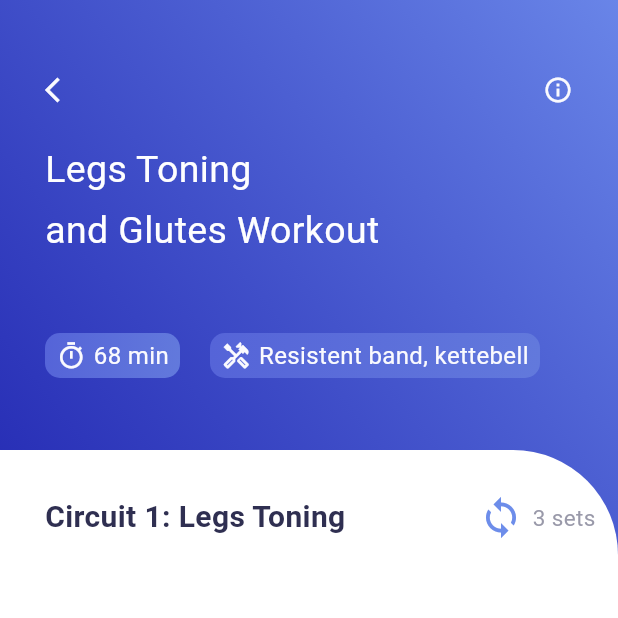
After one commit to khsujon/FitFlare-A-excercise-mobile-applicattion, a Flutter app: the screen it shows after launch, after a tap on the "arrow forward" icon, on a phone screen of 412 x 824 dp, the top half of it. The commit adds this screen. Run offline on Flutter 3.47's test engine with Material 3 defaults, Android fonts, the phone set to English and light mode, and no system bars; our stand-ins replace animated_text_kit, get, lottie.

Commit message:
Video info page desined and Getx use for page switching

```diff
--- a/lib/Screens/home_page.dart
+++ b/lib/Screens/home_page.dart
@@ -1,7 +1,9 @@
 import 'dart:convert';
 
+import 'package:fitflare/Screens/video_info_page.dart';
 import 'package:fitflare/constants/colors.dart';
 import 'package:flutter/material.dart';
+import 'package:get/get.dart';
 
 class HomePage extends StatefulWidget {
   const HomePage({super.key});
@@ -14,7 +16,9 @@
   List info = [];
   _initData() {
     DefaultAssetBundle.of(context).loadString('json/info.json').then((value) {
-      info = json.decode(value);
+      setState(() {
+        info = json.decode(value);
+      });
     });
   }
 
@@ -94,10 +98,15 @@
                   SizedBox(
                     width: 5,
                   ),
-                  Icon(
-                    Icons.arrow_forward,
-                    size: 20,
-                    color: AppColor.homePageIcons,
+                  InkWell(
+                    onTap: () {
+                      Get.to(() => VideoInfoPage());
+                    },
+                    child: Icon(
+                      Icons.arrow_forward,
+                      size: 20,
+                      color: AppColor.homePageIcons,
+                    ),
                   )
                 ],
               ),
--- /dev/null
+++ b/lib/Screens/video_info_page.dart
@@ -0,0 +1,228 @@
+import 'dart:convert';
+
+import 'package:fitflare/constants/colors.dart';
+import 'package:flutter/material.dart';
+import 'package:get/get.dart';
+
+class VideoInfoPage extends StatefulWidget {
+  const VideoInfoPage({super.key});
+
+  @override
+  State<VideoInfoPage> createState() => _VideoInfoPageState();
+}
+
+class _VideoInfoPageState extends State<VideoInfoPage> {
+  List info = [];
+  _initData() {
+    DefaultAssetBundle.of(context)
+        .loadString('json/videoinfo.json')
+        .then((value) {
+      setState(() {
+        info = json.decode(value);
+      });
+    });
+  }
+
+  @override
+  void initState() {
+    // TODO: implement initState
+    super.initState();
+    _initData();
+  }
+
+  @override
+  Widget build(BuildContext context) {
+    final width = MediaQuery.of(context).size.width;
+    final height = MediaQuery.of(context).size.height;
+    return Scaffold(
+      body: Container(
+        decoration: BoxDecoration(
+            gradient: LinearGradient(colors: [
+          AppColor.gradientFirst.withOpacity(0.9),
+          AppColor.gradientSecond,
+        ], begin: const FractionalOffset(0.0, 0.4), end: Alignment.topRight)),
+        child: Column(
+          children: [
+            Container(
+              padding: EdgeInsets.only(top: 50, left: 30, right: 30),
+              width: width,
+              height: 300,
+              child: Column(
+                crossAxisAlignment: CrossAxisAlignment.start,
+                children: [
+                  Row(
+                    children: [
+                      InkWell(
+                        onTap: () {
+                          Get.back();
+                        },
+                        child: Icon(
+                          Icons.arrow_back_ios,
+                          size: 20,
+                          color: AppColor.secondPageIconColor,
+                        ),
+                      ),
+                      Spacer(),
+                      Icon(
+                        Icons.info_outline,
+                        size: 20,
+                        color: AppColor.secondPageIconColor,
+                      ),
+                    ],
+                  ),
+                  const SizedBox(
+                    height: 25,
+                  ),
+                  Text(
+                    'Legs Toning',
+                    style: TextStyle(
+                      fontSize: 25,
+                      color: AppColor.secondPageTitleColor,
+                    ),
+                  ),
+                  const SizedBox(
+                    height: 5,
+                  ),
+                  Text(
+                    'and Glutes Workout',
+                    style: TextStyle(
+                      fontSize: 25,
+                      color: AppColor.secondPageTitleColor,
+                    ),
+                  ),
+                  SizedBox(
+                    height: 50,
+                  ),
+                  Row(
+                    children: [
+                      Container(
+                        width: 90,
+                        height: 30,
+                        decoration: BoxDecoration(
+                            borderRadius: BorderRadius.circular(10),
+                            gradient: LinearGradient(colors: [
+                              AppColor.secondPageContainerGradient1stColor,
+                              AppColor.secondPageContainerGradient2ndColor
+                            ])),
+                        child: Row(
+                          mainAxisAlignment: MainAxisAlignment.center,
+                          children: [
+                            Icon(
+                              Icons.timer_outlined,
+                              size: 20,
+                              color: AppColor.secondPageIconColor,
+                            ),
+                            SizedBox(
+                              width: 5,
+                            ),
+                            Text(
+                              '68 min',
+                              style: TextStyle(
+                                  fontSize: 16,
+                                  color: AppColor.secondPageIconColor),
+                            )
+                          ],
+                        ),
+                      ),
+                      SizedBox(
+                        width: 20,
+                      ),
+                      Container(
+                        width: 220,
+                        height: 30,
+                        decoration: BoxDecoration(
+                            borderRadius: BorderRadius.circular(10),
+                            gradient: LinearGradient(colors: [
+                              AppColor.secondPageContainerGradient1stColor,
+                              AppColor.secondPageContainerGradient2ndColor
+                            ])),
+                        child: Row(
+                          mainAxisAlignment: MainAxisAlignment.center,
+                          children: [
+                            Icon(
+                              Icons.handyman_outlined,
+                              size: 20,
+                              color: AppColor.secondPageIconColor,
+                            ),
+                            SizedBox(
+                              width: 5,
+                            ),
+                            Text(
+                              'Resistent band, kettebell',
+                              style: TextStyle(
+                                  fontSize: 16,
+                                  color: AppColor.secondPageIconColor),
+                            )
+                          ],
+                        ),
+                      ),
+                    ],
+                  ),
+                ],
+              ),
+            ),
+            Expanded(
+              child: Container(
+                decoration: BoxDecoration(
+                    color: Colors.white,
+                    borderRadius:
+                        BorderRadius.only(topRight: Radius.circular(70))),
+                child: Column(
+                  crossAxisAlignment: CrossAxisAlignment.start,
+                  children: [
+                    SizedBox(
+                      height: 30,
+                    ),
+                    Row(
+                      children: [
+                        SizedBox(
+                          width: 30,
+                        ),
+                        Text(
+                          'Circuit 1: Legs Toning',
+                          style: TextStyle(
+                            fontWeight: FontWeight.bold,
+                            fontSize: 20,
+                            color: AppColor.circuitsColor,
+                          ),
+                        ),
+                        Spacer(),
+                        Row(
+                          children: [
+                            Icon(
+                              Icons.loop,
+                              size: 30,
+                              color: AppColor.loopColor,
+                            ),
+                            SizedBox(width: 6),
+                            Text(
+                              '3 sets',
+                              style: TextStyle(
+                                fontSize: 15,
+                                color: AppColor.setsColor,
+                              ),
+                            )
+                          ],
+                        ),
+                        SizedBox(
+                          width: 15,
+                        )
+                      ],
+                    ),
+                    Expanded(
+                        child: ListView.builder(
+                      itemCount: info.length,
+                      itemBuilder: (context, index) {
+                        return Container();
+                      },
+                    )),
+                  ],
+                ),
+              ),
+            )
+          ],
+        ),
+      ),
+    );
+  }
+}
--- a/lib/main.dart
+++ b/lib/main.dart
@@ -1,4 +1,7 @@
+import 'package:fitflare/Screens/home_page.dart';
+import 'package:fitflare/Screens/video_info_page.dart';
 import 'package:flutter/material.dart';
+import 'package:get/get.dart';
 
 import 'Screens/splash_page.dart';
 
@@ -12,7 +15,7 @@
   // This widget is the root of your application.
   @override
   Widget build(BuildContext context) {
-    return MaterialApp(
+    return GetMaterialApp(
       debugShowCheckedModeBanner: false,
       title: 'FitFlare',
       theme: ThemeData(
--- a/pubspec.yaml
+++ b/pubspec.yaml
@@ -37,6 +37,7 @@
   cupertino_icons: ^1.0.8
   lottie: ^3.1.2
   animated_text_kit: ^4.2.2
+  get:
 
 dev_dependencies:
   flutter_test:
```
Also changed, not shown: pubspec.lock.
